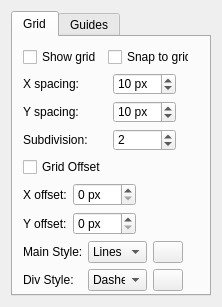
Qt form plugins/extensions/dockers/griddocker/grid_config_widget.ui (KDE/krita) before a commit.
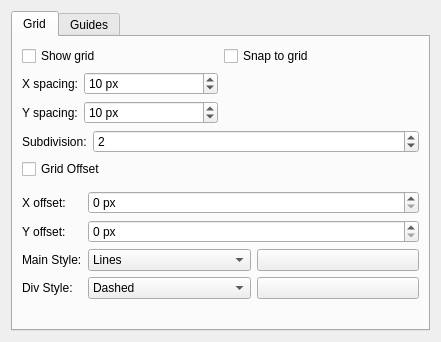
The same form after that commit. Custom widgets are drawn as their Qt base class.

Diff of the .ui file:
```diff
--- a/plugins/extensions/dockers/griddocker/grid_config_widget.ui
+++ b/plugins/extensions/dockers/griddocker/grid_config_widget.ui
@@ -6,8 +6,8 @@
    <rect>
     <x>0</x>
     <y>0</y>
-    <width>222</width>
-    <height>307</height>
+    <width>441</width>
+    <height>342</height>
    </rect>
   </property>
   <property name="minimumSize">
@@ -19,8 +19,8 @@
   <property name="windowTitle">
    <string>Form</string>
   </property>
-  <layout class="QGridLayout" name="gridLayout_5">
-   <item row="0" column="0">
+  <layout class="QVBoxLayout" name="verticalLayout_3">
+   <item>
     <widget class="QTabWidget" name="tabWidget">
      <property name="minimumSize">
       <size>
@@ -35,15 +35,6 @@
       <attribute name="title">
        <string>Grid</string>
       </attribute>
-      <widget class="QWidget" name="verticalLayoutWidget">
-       <property name="geometry">
-        <rect>
-         <x>10</x>
-         <y>10</y>
-         <width>166</width>
-         <height>244</height>
-        </rect>
-       </property>
        <layout class="QVBoxLayout" name="verticalLayout">
         <item>
          <layout class="QHBoxLayout" name="horizontalLayout">
@@ -64,17 +55,9 @@
          </layout>
         </item>
         <item>
-         <layout class="QGridLayout" name="gridLayout">
-          <property name="rightMargin">
-           <number>6</number>
-          </property>
-          <item row="1" column="0">
-           <widget class="QLabel" name="lblYSpacing">
-            <property name="text">
-             <string>Y spacing:</string>
-            </property>
-           </widget>
-          </item>
+        <layout class="QHBoxLayout" name="horizontalLayout_5">
+         <item>
+          <layout class="QFormLayout" name="formLayout">
           <item row="0" column="0">
            <widget class="QLabel" name="lblXSpacing">
             <property name="text">
@@ -98,6 +81,13 @@
             </property>
            </widget>
           </item>
+           <item row="1" column="0">
+            <widget class="QLabel" name="lblYSpacing">
+             <property name="text">
+              <string>Y spacing:</string>
+             </property>
+            </widget>
+           </item>
           <item row="1" column="1">
            <widget class="QSpinBox" name="intVSpacing">
             <property name="suffix">
@@ -114,30 +104,38 @@
             </property>
            </widget>
           </item>
-          <item row="2" column="1">
-           <widget class="QSpinBox" name="intSubdivision">
-            <property name="minimum">
-             <number>1</number>
-            </property>
-            <property name="maximum">
-             <number>10</number>
-            </property>
-            <property name="value">
-             <number>2</number>
-            </property>
-           </widget>
-          </item>
-          <item row="2" column="0">
+          </layout>
+         </item>
+         <item>
+          <widget class="KoAspectButton" name="spacingAspectButton" native="true"/>
+         </item>
+        </layout>
+       </item>
+       <item>
+        <layout class="QFormLayout" name="formLayout_3">
+         <item row="0" column="0">
            <widget class="QLabel" name="lblSubdivision">
             <property name="text">
              <string>Subdivision:</string>
             </property>
            </widget>
           </item>
-          <item row="0" column="2" rowspan="2">
-           <widget class="KoAspectButton" name="spacingAspectButton" native="true"/>
-          </item>
-          <item row="3" column="0">
+         <item row="0" column="1">
+          <widget class="QSpinBox" name="intSubdivision">
+           <property name="minimum">
+            <number>1</number>
+           </property>
+           <property name="maximum">
+            <number>10</number>
+           </property>
+           <property name="value">
+            <number>2</number>
+           </property>
+          </widget>
+         </item>
+        </layout>
+       </item>
+       <item>
            <widget class="QCheckBox" name="chkOffset">
             <property name="text">
              <string>Grid Offset</string>
@@ -147,13 +145,11 @@
             </property>
            </widget>
           </item>
-         </layout>
+       <item>
+        <widget class="KoAspectButton" name="offsetAspectButton" native="true"/>
         </item>
         <item>
-         <layout class="QGridLayout" name="gridLayout_3">
-          <property name="rightMargin">
-           <number>6</number>
-          </property>
+        <layout class="QFormLayout" name="formLayout_2">
           <item row="0" column="0">
            <widget class="QLabel" name="lblXOffset">
             <property name="text">
@@ -174,22 +170,6 @@
             </property>
            </widget>
           </item>
-          <item row="1" column="1">
-           <widget class="QSpinBox" name="intYOffset">
-            <property name="suffix">
-             <string> px</string>
-            </property>
-            <property name="maximum">
-             <number>500</number>
-            </property>
-            <property name="value">
-             <number>0</number>
-            </property>
-           </widget>
-          </item>
-          <item row="0" column="2" rowspan="2">
-           <widget class="KoAspectButton" name="offsetAspectButton" native="true"/>
-          </item>
           <item row="1" column="0">
            <widget class="QLabel" name="lblYOffset">
             <property name="text">
@@ -197,14 +177,20 @@
             </property>
            </widget>
           </item>
-         </layout>
-        </item>
-        <item>
-         <layout class="QGridLayout" name="gridLayout_2">
-          <property name="rightMargin">
-           <number>6</number>
-          </property>
-          <item row="0" column="0">
+         <item row="1" column="1">
+          <widget class="QSpinBox" name="intYOffset">
+           <property name="suffix">
+            <string> px</string>
+           </property>
+           <property name="maximum">
+            <number>500</number>
+           </property>
+           <property name="value">
+            <number>0</number>
+           </property>
+          </widget>
+         </item>
+         <item row="2" column="0">
            <widget class="QLabel" name="lblMainStyle">
             <property name="text">
              <string>Main Style:</string>
@@ -214,7 +200,9 @@
             </property>
            </widget>
           </item>
-          <item row="0" column="1">
+         <item row="2" column="1">
+          <layout class="QHBoxLayout" name="horizontalLayout_4">
+           <item>
            <widget class="KComboBox" name="selectMainStyle">
             <property name="currentIndex">
              <number>0</number>
@@ -236,8 +224,8 @@
             </item>
            </widget>
           </item>
-          <item row="1" column="2">
-           <widget class="KColorButton" name="colorSubdivision">
+           <item>
+            <widget class="KColorButton" name="colorMain">
             <property name="sizePolicy">
              <sizepolicy hsizetype="Ignored" vsizetype="Fixed">
               <horstretch>0</horstretch>
@@ -253,14 +241,14 @@
             <property name="text">
              <string/>
             </property>
-            <property name="color" stdset="0">
+             <property name="color">
              <color>
               <red>0</red>
               <green>0</green>
               <blue>0</blue>
              </color>
             </property>
-            <property name="defaultColor" stdset="0">
+             <property name="defaultColor">
              <color>
               <red>0</red>
               <green>0</green>
@@ -269,29 +257,9 @@
             </property>
            </widget>
           </item>
-          <item row="1" column="1">
-           <widget class="KComboBox" name="selectSubdivisionStyle">
-            <property name="currentIndex">
-             <number>1</number>
-            </property>
-            <item>
-             <property name="text">
-              <string>Lines</string>
-             </property>
-            </item>
-            <item>
-             <property name="text">
-              <string>Dashed</string>
-             </property>
-            </item>
-            <item>
-             <property name="text">
-              <string>Dots</string>
-             </property>
-            </item>
-           </widget>
-          </item>
-          <item row="1" column="0">
+          </layout>
+         </item>
+         <item row="3" column="0">
            <widget class="QLabel" name="lblSubdivisionStyle">
             <property name="text">
              <string>Div Style:</string>
@@ -301,8 +269,32 @@
             </property>
            </widget>
           </item>
-          <item row="0" column="2">
-           <widget class="KColorButton" name="colorMain">
+         <item row="3" column="1">
+          <layout class="QHBoxLayout" name="horizontalLayout_3">
+           <item>
+            <widget class="KComboBox" name="selectSubdivisionStyle">
+             <property name="currentIndex">
+              <number>1</number>
+             </property>
+             <item>
+              <property name="text">
+               <string>Lines</string>
+              </property>
+             </item>
+             <item>
+              <property name="text">
+               <string>Dashed</string>
+              </property>
+             </item>
+             <item>
+              <property name="text">
+               <string>Dots</string>
+              </property>
+             </item>
+            </widget>
+           </item>
+           <item>
+            <widget class="KColorButton" name="colorSubdivision">
             <property name="sizePolicy">
              <sizepolicy hsizetype="Ignored" vsizetype="Fixed">
               <horstretch>0</horstretch>
@@ -318,14 +310,14 @@
             <property name="text">
              <string/>
             </property>
-            <property name="color" stdset="0">
+             <property name="color">
              <color>
               <red>0</red>
               <green>0</green>
               <blue>0</blue>
              </color>
             </property>
-            <property name="defaultColor" stdset="0">
+             <property name="defaultColor">
              <color>
               <red>0</red>
               <green>0</green>
@@ -336,35 +328,29 @@
           </item>
          </layout>
         </item>
+        </layout>
+       </item>
         <item>
-         <spacer name="verticalSpacer">
+        <spacer name="verticalSpacer_3">
           <property name="orientation">
            <enum>Qt::Vertical</enum>
           </property>
           <property name="sizeHint" stdset="0">
            <size>
             <width>20</width>
-            <height>40</height>
+           <height>13</height>
            </size>
           </property>
          </spacer>
         </item>
        </layout>
-      </widget>
      </widget>
      <widget class="QWidget" name="tab_2">
       <attribute name="title">
        <string>Guides</string>
       </attribute>
-      <widget class="QWidget" name="verticalLayoutWidget_2">
-       <property name="geometry">
-        <rect>
-         <x>10</x>
-         <y>0</y>
-         <width>181</width>
-         <height>121</height>
-        </rect>
-       </property>
+      <layout class="QVBoxLayout" name="verticalLayout_4">
+       <item>
        <layout class="QVBoxLayout" name="verticalLayout_2">
         <item>
          <layout class="QGridLayout" name="gridLayout_4">
@@ -448,14 +434,14 @@
             <property name="text">
              <string/>
             </property>
-            <property name="color" stdset="0">
+             <property name="color">
              <color>
               <red>0</red>
               <green>0</green>
               <blue>0</blue>
              </color>
             </property>
-            <property name="defaultColor" stdset="0">
+             <property name="defaultColor">
              <color>
               <red>0</red>
               <green>0</green>
@@ -467,13 +453,25 @@
          </layout>
         </item>
        </layout>
-      </widget>
-     </widget>
-    </widget>
+       </item>
+       <item>
+        <spacer name="verticalSpacer_2">
+         <property name="orientation">
+          <enum>Qt::Vertical</enum>
+         </property>
+         <property name="sizeHint" stdset="0">
+          <size>
+           <width>20</width>
+           <height>40</height>
+          </size>
+         </property>
+        </spacer>
+       </item>
+      </layout>
+     </widget>
+    </widget>
    </item>
   </layout>
-  <zorder>tabWidget</zorder>
-  <zorder>spacingAspectButton</zorder>
  </widget>
  <customwidgets>
   <customwidget>
```
Lines whose indentation alone changed are shown as unchanged.
